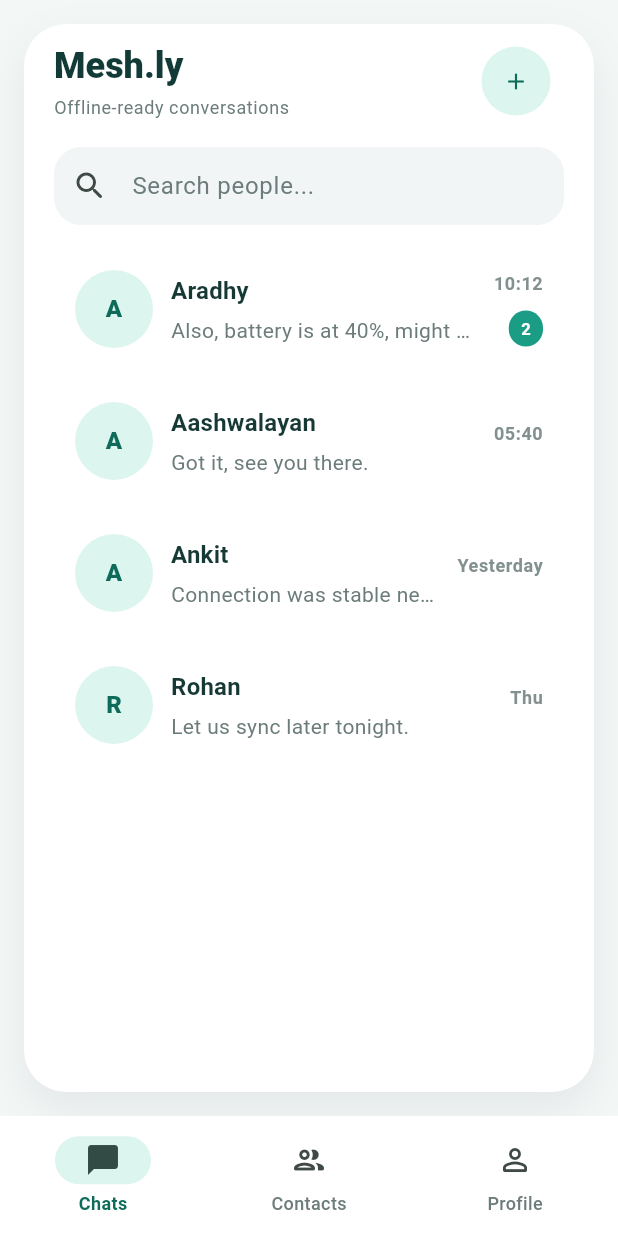
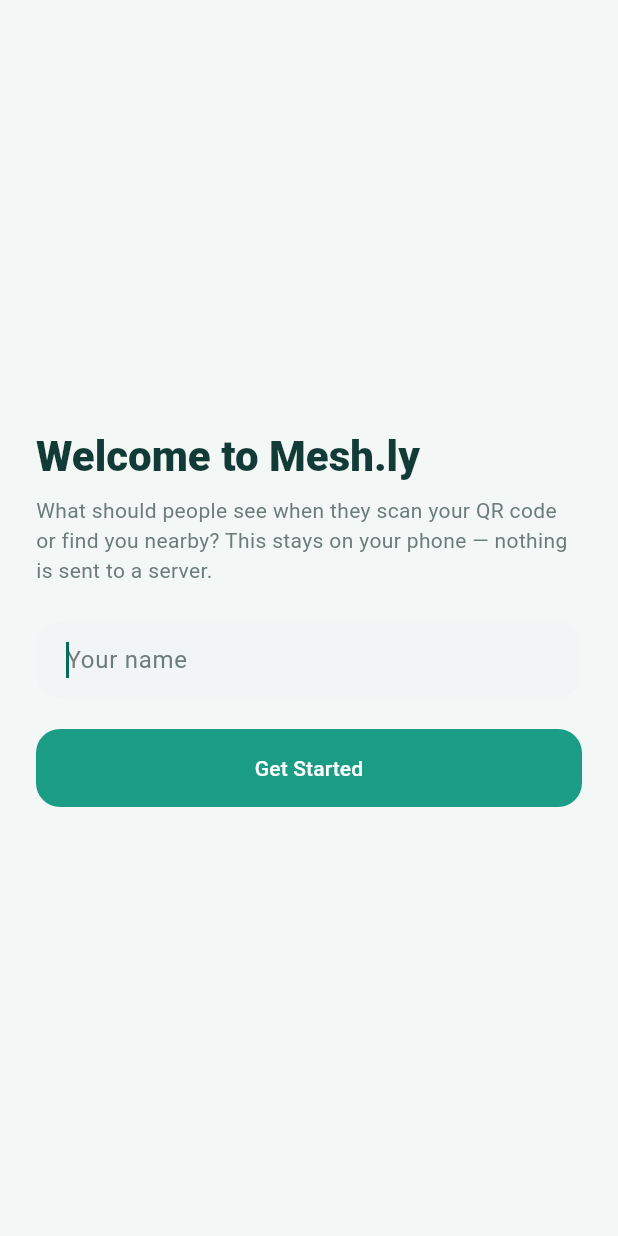
Before and after one commit to Aashwalayan/Mesh.ly, a Flutter app: the screen it shows after launch, on a phone screen of 412 x 824 dp. Run offline on Flutter 3.47's test engine with Material 3 defaults, Android fonts, the phone set to English and light mode, and no system bars; our stand-ins replace permission_handler, qr_flutter, shared_preferences; missing offline and left inert: mobile_scanner, nearby_connections; accounts and stored records are empty.

Commit message:
feat: on-device identity for QR add-contact flow Fixes every install sharing one hardcoded identity (MockData.currentUser), which meant two phones scanning each other's QR codes were really just scanning copies of the same fake person. - Add IdentityRepository: generates a random Mesh ID (8 bytes, Random.secure()) per install, persisted locally via shared_preferences. No account, no server, nothing leaves the device. - Add OnboardingScreen: one-time 'what's your name' prompt shown on first launch, before an identity exists. - Add AppStartupGate in app.dart: waits for the on-device identity check, then routes to onboarding (first launch) or straight to HomeScreen (identity already saved). - Wire IdentityRepository into _MyQrTab (QR payload), _NearbyTab (Nearby Connections advertising name), and ProfileScreen — replacing the old hardcoded MockData.currentUser reads in all three. Note: not a verified/cryptographic identity — anyone can type any name, and the Mesh ID is just a random string with no signature. What this fixes is uniqueness per install, not authenticity.

```diff
--- a/lib/app/app.dart
+++ b/lib/app/app.dart
@@ -1,8 +1,12 @@
 import 'package:flutter/material.dart';
-import 'routes.dart';
+
+import '../data/identity_repository.dart';
+import '../screens/home/home_screen.dart';
+import '../screens/onboarding/onboarding_screen.dart';
 import 'theme/app_theme.dart';
 
-/// Root widget: sets up the MaterialApp shell, theme, and route table.
+/// Root widget: sets up the MaterialApp shell, theme, and the startup gate
+/// that decides between onboarding and the home screen.
 class MeshlyApp extends StatelessWidget {
   const MeshlyApp({super.key});
 
@@ -12,8 +16,46 @@
       debugShowCheckedModeBanner: false,
       title: 'Mesh.ly',
       theme: AppTheme.light(),
-      initialRoute: Routes.home,
-      routes: Routes.table,
+      home: const AppStartupGate(),
     );
   }
 }
+
+/// Waits for [IdentityRepository] to finish reading any saved identity from
+/// disk, then shows [OnboardingScreen] (no identity yet) or [HomeScreen]
+/// (identity exists) — and keeps listening, so finishing onboarding swaps
+/// straight to [HomeScreen] with no separate navigation call needed.
+class AppStartupGate extends StatefulWidget {
+  const AppStartupGate({super.key});
+
+  @override
+  State<AppStartupGate> createState() => _AppStartupGateState();
+}
+
+class _AppStartupGateState extends State<AppStartupGate> {
+  @override
+  void initState() {
+    super.initState();
+    IdentityRepository.instance.load();
+  }
+
+  @override
+  Widget build(BuildContext context) {
+    return ListenableBuilder(
+      listenable: IdentityRepository.instance,
+      builder: (context, _) {
+        final identity = IdentityRepository.instance;
+
+        if (!identity.isLoaded) {
+          return const Scaffold(
+            body: Center(child: CircularProgressIndicator()),
+          );
+        }
+
+        return identity.hasIdentity
+            ? const HomeScreen()
+            : const OnboardingScreen();
+      },
+    );
+  }
+}
--- /dev/null
+++ b/lib/data/identity_repository.dart
@@ -0,0 +1,74 @@
+import 'dart:math';
+
+import 'package:flutter/foundation.dart';
+import 'package:shared_preferences/shared_preferences.dart';
+
+import '../models/user.dart';
+
+/// The local user's identity: a display name they choose once on first
+/// launch, plus a random Mesh ID generated for this install. Persisted
+/// on-device via shared_preferences — nothing here ever touches a network
+/// or a server.
+///
+/// This is NOT a verified/cryptographic identity. Anyone can type any name,
+/// and the Mesh ID is just a random string, not a public key or signature
+/// — there's no way (yet) for a peer to confirm someone is who they claim
+/// to be. What this DOES fix: every install used to share one hardcoded
+/// identity (MockData.currentUser), so two phones scanning each other's QR
+/// codes were really just each scanning a copy of the same fake person.
+/// Now every install gets its own random Mesh ID the first time it runs.
+class IdentityRepository extends ChangeNotifier {
+  IdentityRepository._();
+
+  static final IdentityRepository instance = IdentityRepository._();
+
+  static const _usernameKey = 'identity_username';
+  static const _meshIdKey = 'identity_mesh_id';
+
+  User? _user;
+  bool _loaded = false;
+
+  /// The saved identity, or null if none has been created yet (or hasn't
+  /// finished loading — check [isLoaded] first).
+  User? get user => _user;
+
+  /// True once the on-device check for an existing identity has finished.
+  bool get isLoaded => _loaded;
+
+  bool get hasIdentity => _user != null;
+
+  /// Reads any previously saved identity from disk. Call once at startup.
+  Future<void> load() async {
+    final prefs = await SharedPreferences.getInstance();
+    final username = prefs.getString(_usernameKey);
+    final meshId = prefs.getString(_meshIdKey);
+
+    if (username != null && meshId != null) {
+      _user = User(username: username, meshId: meshId);
+    }
+
+    _loaded = true;
+    notifyListeners();
+  }
+
+  /// Creates this install's identity: the given display name, plus a fresh
+  /// random Mesh ID, and saves both to disk.
+  Future<void> create(String username) async {
+    final meshId = _generateMeshId();
+    final prefs = await SharedPreferences.getInstance();
+    await prefs.setString(_usernameKey, username);
+    await prefs.setString(_meshIdKey, meshId);
+
+    _user = User(username: username, meshId: meshId);
+    notifyListeners();
+  }
+
+  /// 8 cryptographically-random bytes, hex-encoded — e.g. "MESH-3F9A21C0B6D4E812".
+  /// Unique per install; not tied to any account or server.
+  String _generateMeshId() {
+    final random = Random.secure();
+    final bytes = List<int>.generate(8, (_) => random.nextInt(256));
+    final hex = bytes.map((b) => b.toRadixString(16).padLeft(2, '0')).join();
+    return 'MESH-${hex.toUpperCase()}';
+  }
+}
--- a/lib/screens/contacts/add_contact_screen.dart
+++ b/lib/screens/contacts/add_contact_screen.dart
@@ -15,6 +15,7 @@
 import '../../widgets/contact_tile.dart';
 import '../../widgets/empty_state.dart';
 import '../../widgets/tab_chip.dart';
+import '../../data/identity_repository.dart';
 
 enum AddContactTab { myQr, scanQr, nearby }
 
@@ -161,7 +162,7 @@
   @override
   Widget build(BuildContext context) {
     final theme = Theme.of(context);
-    final user = MockData.currentUser;
+    final user = IdentityRepository.instance.user!;
 
     // What the other phone's camera actually decodes. Kept as plain JSON —
     // human-readable if you print it while debugging, no external schema.
@@ -460,7 +461,7 @@
     });
     if (granted) {
       try {
-        await _discovery.start(MockData.currentUser.username);
+        await _discovery.start(IdentityRepository.instance.user!.username);
       } catch (error, stackTrace) {
         // ignore: avoid_print
         print('NearbyTab: discovery failed: $error\n$stackTrace');
--- /dev/null
+++ b/lib/screens/onboarding/onboarding_screen.dart
@@ -0,0 +1,98 @@
+import 'package:flutter/material.dart';
+
+import '../../app/theme/app_colors.dart';
+import '../../data/identity_repository.dart';
+
+/// Shown once, the first time the app runs on a device: asks for a display
+/// name and creates this install's on-device identity (see
+/// [IdentityRepository]). No account, no server — just a name and a
+/// randomly generated Mesh ID saved locally.
+///
+/// Doesn't navigate anywhere itself on success — [AppStartupGate] listens
+/// to [IdentityRepository] and swaps to [HomeScreen] once an identity
+/// exists.
+class OnboardingScreen extends StatefulWidget {
+  const OnboardingScreen({super.key});
+
+  @override
+  State<OnboardingScreen> createState() => _OnboardingScreenState();
+}
+
+class _OnboardingScreenState extends State<OnboardingScreen> {
+  final TextEditingController _nameController = TextEditingController();
+  bool _saving = false;
+
+  @override
+  void dispose() {
+    _nameController.dispose();
+    super.dispose();
+  }
+
+  Future<void> _submit() async {
+    final name = _nameController.text.trim();
+    if (name.isEmpty || _saving) return;
+
+    setState(() => _saving = true);
+    await IdentityRepository.instance.create(name);
+    // No further action needed here — AppStartupGate rebuilds into
+    // HomeScreen once IdentityRepository.instance.hasIdentity is true.
+  }
+
+  @override
+  Widget build(BuildContext context) {
+    final theme = Theme.of(context);
+
+    return Scaffold(
+      body: SafeArea(
+        child: Padding(
+          padding: const EdgeInsets.all(24),
+          child: Column(
+            mainAxisAlignment: MainAxisAlignment.center,
+            crossAxisAlignment: CrossAxisAlignment.stretch,
+            children: [
+              Text(
+                'Welcome to Mesh.ly',
+                style: theme.textTheme.headlineMedium?.copyWith(
+                  fontWeight: FontWeight.w800,
+                  color: AppColors.textHeading,
+                ),
+              ),
+              const SizedBox(height: 8),
+              Text(
+                'What should people see when they scan your QR code or '
+                'find you nearby? This stays on your phone — nothing is '
+                'sent to a server.',
+                style: theme.textTheme.bodyMedium?.copyWith(
+                  color: AppColors.textSecondary,
+                ),
+              ),
+              const SizedBox(height: 24),
+              TextField(
+                controller: _nameController,
+                autofocus: true,
+                textCapitalization: TextCapitalization.words,
+                textInputAction: TextInputAction.done,
+                decoration: const InputDecoration(hintText: 'Your name'),
+                onSubmitted: (_) => _submit(),
+              ),
+              const SizedBox(height: 20),
+              FilledButton(
+                onPressed: _saving ? null : _submit,
+                child: _saving
+                    ? const SizedBox(
+                        width: 20,
+                        height: 20,
+                        child: CircularProgressIndicator(
+                          strokeWidth: 2,
+                          color: Colors.white,
+                        ),
+                      )
+                    : const Text('Get Started'),
+              ),
+            ],
+          ),
+        ),
+      ),
+    );
+  }
+}
--- a/lib/screens/profile/profile_screen.dart
+++ b/lib/screens/profile/profile_screen.dart
@@ -1,10 +1,10 @@
 import 'package:flutter/material.dart';
 import '../../app/theme/app_colors.dart';
 import '../../app/theme/app_theme.dart';
-import '../../data/mock_data.dart';
 import '../../widgets/qr_placeholder.dart';
 import '../contacts/add_contact_screen.dart';
 import '../settings/settings_screen.dart';
+import '../../data/identity_repository.dart';
 
 /// The user's own profile: avatar, username, mesh ID, and a QR entry point
 /// for sharing their identity. Editing profile info is intentionally not
@@ -15,7 +15,7 @@
   @override
   Widget build(BuildContext context) {
     final theme = Theme.of(context);
-    final user = MockData.currentUser;
+    final user = IdentityRepository.instance.user!;
 
     return SafeArea(
       child: Padding(
--- a/pubspec.yaml
+++ b/pubspec.yaml
@@ -14,6 +14,7 @@
   permission_handler: ^11.3.0
   qr_flutter: ^4.1.0
   mobile_scanner: ^7.3.0
+  shared_preferences: ^2.5.4
 
 dev_dependencies:
   flutter_test:
```
Also changed, not shown: pubspec.lock, 1 other file.
